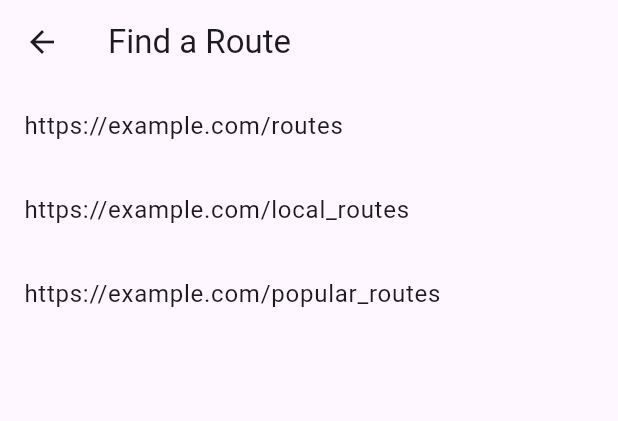
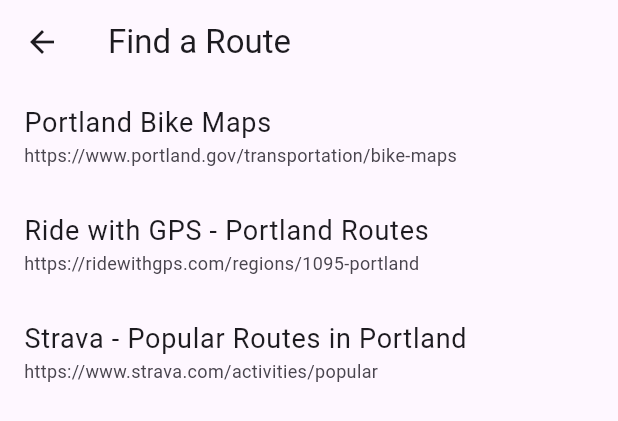
Before and after one commit to faendaro/pbh, a Flutter app: the ResourcesScreen widget shown alone on an empty page, opened directly, after a tap on "Find a Route", on a phone screen of 412 x 824 dp. Shown: the top 421 px of the screen. Run offline on Flutter 3.47's test engine with Material 3 defaults, Android fonts, the phone set to English and light mode, and no system bars.

Commit message:
separate out resources screen

```diff
--- a/lib/main.dart
+++ b/lib/main.dart
@@ -1,5 +1,6 @@
 import 'package:flutter/material.dart';
 import 'package:provider/provider.dart';
+import 'resources.dart';
 // import 'package:url_launcher/url_launcher.dart';
 
 void main() {
@@ -115,179 +116,6 @@
   }
 }
 
-class ResourcesScreen extends StatelessWidget {
-  @override
-  Widget build(BuildContext context) {
-    return Padding(
-      padding: const EdgeInsets.all(16.0),
-      child: Column(
-        crossAxisAlignment: CrossAxisAlignment.start,
-        children: [
-          Text(
-            'Resources',
-            style: TextStyle(fontSize: 24, fontWeight: FontWeight.bold),
-          ),
-          SizedBox(height: 16),
-          Expanded(
-            child: GridView.count(
-              crossAxisCount: 2,
-              children: [
-                ResourceTile(
-                  color: Colors.blue,
-                  icon: Icons.map,
-                  label: 'Find a Route',
-                  webResources: [
-                    'https://example.com/routes',
-                    'https://example.com/local_routes',
-                    'https://example.com/popular_routes',
-                  ],
-                ),
-                ResourceTile(
-                  color: Colors.green,
-                  icon: Icons.wb_sunny,
-                  label: 'Weather Planning',
-                  webResources: [
-                    'https://weather.com',
-                    'https://accuweather.com',
-                    'https://localweather.com',
-                  ],
-                ),
-                ResourceTile(
-                  color: Colors.orange,
-                  icon: Icons.shopping_bag,
-                  label: 'Find Gear',
-                  webResources: [
-                    'https://example.com/gear_guide',
-                    'https://example.com/local_shops',
-                    'https://example.com/online_stores',
-                  ],
-                ),
-                ResourceTile(
-                  color: Colors.purple,
-                  icon: Icons.directions_bike,
-                  label: 'Find a Bike',
-                  webResources: [
-                    'https://example.com/find_a_bike',
-                    'https://example.com/rentals',
-                    'https://example.com/local_market',
-                  ],
-                ),
-                ResourceTile(
-                  color: Colors.red,
-                  icon: Icons.group,
-                  label: 'Find a Crew',
-                  webResources: [
-                    'https://example.com/local_clubs',
-                    'https://example.com/online_communities',
-                    'https://example.com/meetups',
-                  ],
-                ),
-                ResourceTile(
-                  color: Colors.teal,
-                  icon: Icons.lock,
-                  label: 'Bike Storage',
-                  webResources: [
-                    'https://example.com/storage_solutions',
-                    'https://example.com/diy_storage',
-                    'https://example.com/local_options',
-                  ],
-                ),
-              ],
-            ),
-          ),
-        ],
-      ),
-    );
-  }
-}
-
-class ResourceTile extends StatelessWidget {
-  final Color color;
-  final IconData icon;
-  final String label;
-  final List<String> webResources;
-
-  const ResourceTile({
-    required this.color,
-    required this.icon,
-    required this.label,
-    required this.webResources,
-  });
-
-  @override
-  Widget build(BuildContext context) {
-    return Card(
-      color: color,
-      margin: EdgeInsets.all(8.0),
-      child: InkWell(
-        onTap: () {
-          Navigator.push(
-            context,
-            MaterialPageRoute(
-              builder: (context) => ResourceDetailScreen(
-                label: label,
-                webResources: webResources,
-              ),
-            ),
-          );
-        },
-        child: Center(
-          child: Column(
-            mainAxisAlignment: MainAxisAlignment.center,
-            children: [
-              Icon(icon, size: 40, color: Colors.white),
-              SizedBox(height: 8),
-              Text(
-                label,
-                style: TextStyle(color: Colors.white, fontSize: 16),
-                textAlign: TextAlign.center,
-              ),
-            ],
-          ),
-        ),
-      ),
-    );
-  }
-}
-
-class ResourceDetailScreen extends StatelessWidget {
-  final String label;
-  final List<String> webResources;
-
-  const ResourceDetailScreen({required this.label, required this.webResources});
-
-  @override
-  Widget build(BuildContext context) {
-    return Scaffold(
-      appBar: AppBar(
-        title: Text(label),
-      ),
-      body: ListView.builder(
-        itemCount: webResources.length,
-        itemBuilder: (context, index) {
-          return ListTile(
-            title: Text(webResources[index]),
-            onTap: () {
-              // Open the web resource in a browser
-              // launchURL(Uri.parse(webResources[index]));
-            },
-          );
-        },
-      ),
-    );
-  }
-
-  // void launchURL(Uri url) async {
-  //   // Launch the URL in the default browser
-  //   if (await canLaunchUrl(url)) {
-  //     await launchUrl(url);
-  //   } else {
-  //     throw 'Could not launch $url';
-  //   }
-  // }
-}
-
-
 class CommunityScreen extends StatelessWidget {
   @override
   Widget build(BuildContext context) {
--- /dev/null
+++ b/lib/resources.dart
@@ -0,0 +1,187 @@
+import 'package:flutter/material.dart';
+
+class ResourcesScreen extends StatelessWidget {
+  @override
+  Widget build(BuildContext context) {
+    return Padding(
+      padding: const EdgeInsets.all(16.0),
+      child: Column(
+        crossAxisAlignment: CrossAxisAlignment.start,
+        children: [
+          Text(
+            'Resources',
+            style: TextStyle(fontSize: 24, fontWeight: FontWeight.bold),
+          ),
+          SizedBox(height: 16),
+          Expanded(
+            child: GridView.count(
+              crossAxisCount: 2,
+              children: [
+                ResourceTile(
+                  color: Colors.blue,
+                  icon: Icons.map,
+                  label: 'Find a Route',
+                  webResources: [
+                    Resource('Portland Bike Maps', 'https://www.portland.gov/transportation/bike-maps'),
+                    Resource('Ride with GPS - Portland Routes', 'https://ridewithgps.com/regions/1095-portland'),
+                    Resource('Strava - Popular Routes in Portland', 'https://www.strava.com/activities/popular'),
+                  ],
+                ),
+                ResourceTile(
+                  color: Colors.green,
+                  icon: Icons.wb_sunny,
+                  label: 'Weather Planning',
+                  webResources: [
+                    Resource('Weather.com - Portland Weather', 'https://weather.com/weather/today/l/Portland+OR'),
+                    Resource('National Weather Service - Portland', 'https://www.weather.gov/totalforecast?site=PQR'),
+                    Resource('Windy - Portland Weather', 'https://www.windy.com/'),
+                  ],
+                ),
+                ResourceTile(
+                  color: Colors.orange,
+                  icon: Icons.shopping_bag,
+                  label: 'Find Gear',
+                  webResources: [
+                    Resource('REI Portland Store', 'https://www.rei.com/stores/portland'),
+                    Resource('Cycle Portland', 'https://cycleportland.com/'),
+                    Resource('Bike Portland', 'https://bikeportland.org/'),
+                  ],
+                ),
+                ResourceTile(
+                  color: Colors.purple,
+                  icon: Icons.directions_bike,
+                  label: 'Find a Bike',
+                  webResources: [
+                    Resource('Bike Index - Portland', 'https://bikeindex.org/'),
+                    Resource('Portland Bike Rentals', 'https://www.portlandbikerentals.com/'),
+                    Resource('Community Cycling Center - Bike Sales', 'https://communitycyclingcenter.org/'),
+                  ],
+                ),
+                ResourceTile(
+                  color: Colors.red,
+                  icon: Icons.group,
+                  label: 'Find a Crew',
+                  webResources: [
+                    Resource('Portland Bicycling Club', 'https://www.portlandbicyclingclub.com/'),
+                    Resource('Meetup - Portland Cycling Groups', 'https://www.meetup.com/topics/cycling/us/or/portland/'),
+                    Resource('Bicycle Transportation Alliance', 'https://www.btaoregon.org/'),
+                  ],
+                ),
+                ResourceTile(
+                  color: Colors.teal,
+                  icon: Icons.lock,
+                  label: 'Bike Storage',
+                  webResources: [
+                    Resource('Portland Bicycle Storage Solutions', 'https://www.portlandoregon.gov/transportation/article/477151'),
+                    Resource('U-Haul Storage - Portland Locations', 'https://www.uhaul.com/Storage/'),
+                    Resource('Bike Locker Program - City of Portland', 'https://www.portland.gov/transportation/bike-lockers'),
+                  ],
+                ),
+              ],
+            ),
+          ),
+        ],
+      ),
+    );
+  }
+}
+
+class Resource {
+  final String title;
+  final String url;
+
+  Resource(this.title, this.url);
+}
+
+class ResourceTile extends StatelessWidget {
+  final Color color;
+  final IconData icon;
+  final String label;
+  final List<Resource> webResources;
+
+  const ResourceTile({
+    required this.color,
+    required this.icon,
+    required this.label,
+    required this.webResources,
+  });
+
+  @override
+  Widget build(BuildContext context) {
+    return Card(
+      color: color,
+      margin: EdgeInsets.all(8.0),
+      child: InkWell(
+        onTap: () {
+          Navigator.push(
+            context,
+            MaterialPageRoute(
+              builder: (context) => ResourceDetailScreen(
+                label: label,
+                webResources: webResources,
+              ),
+            ),
+          );
+        },
+        child: Center(
+          child: Column(
+            mainAxisAlignment: MainAxisAlignment.center,
+            children: [
+              Icon(icon, size: 40, color: Colors.white),
+              SizedBox(height: 8),
+              Text(
+                label,
+                style: TextStyle(color: Colors.white, fontSize: 16),
+                textAlign: TextAlign.center,
+              ),
+            ],
+          ),
+        ),
+      ),
+    );
+  }
+}
+
+class ResourceDetailScreen extends StatelessWidget {
+  final String label;
+  final List<Resource> webResources;
+
+  const ResourceDetailScreen({required this.label, required this.webResources});
+
+  @override
+  Widget build(BuildContext context) {
+    return Scaffold(
+      appBar: AppBar(
+        title: Text(label),
+      ),
+      body: ListView.builder(
+        itemCount: webResources.length,
+        itemBuilder: (context, index) {
+          return ListTile(
+            title: Text(
+              webResources[index].title,
+              style: TextStyle(fontSize: 18),
+            ),
+            subtitle: Text(
+              webResources[index].url,
+              style: TextStyle(fontSize: 12),
+            ),
+            onTap: () {
+              // Open the web resource in a browser
+              // launchURL(Uri.parse(webResources[index]));
+            },
+          );
+        },
+      ),
+    );
+  }
+
+  // void launchURL(Uri url) async {
+  //   // Launch the URL in the default browser
+  //   if (await canLaunchUrl(url)) {
+  //     await launchUrl(url);
+  //   } else {
+  //     throw 'Could not launch $url';
+  //   }
+  // }
+}
```
